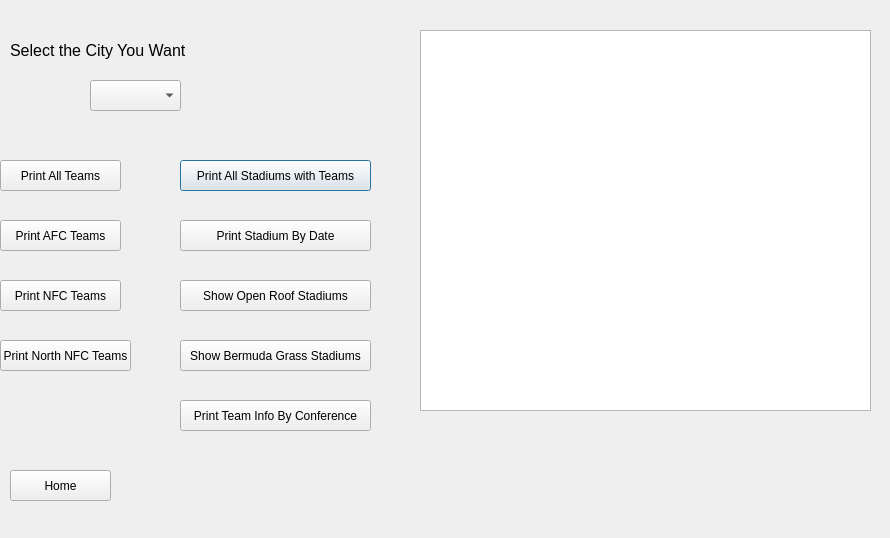
The window that DisplayInfo.ui (TheBeesKnees111/Gamer-Girls) describes before a commit, drawn with Qt 5.
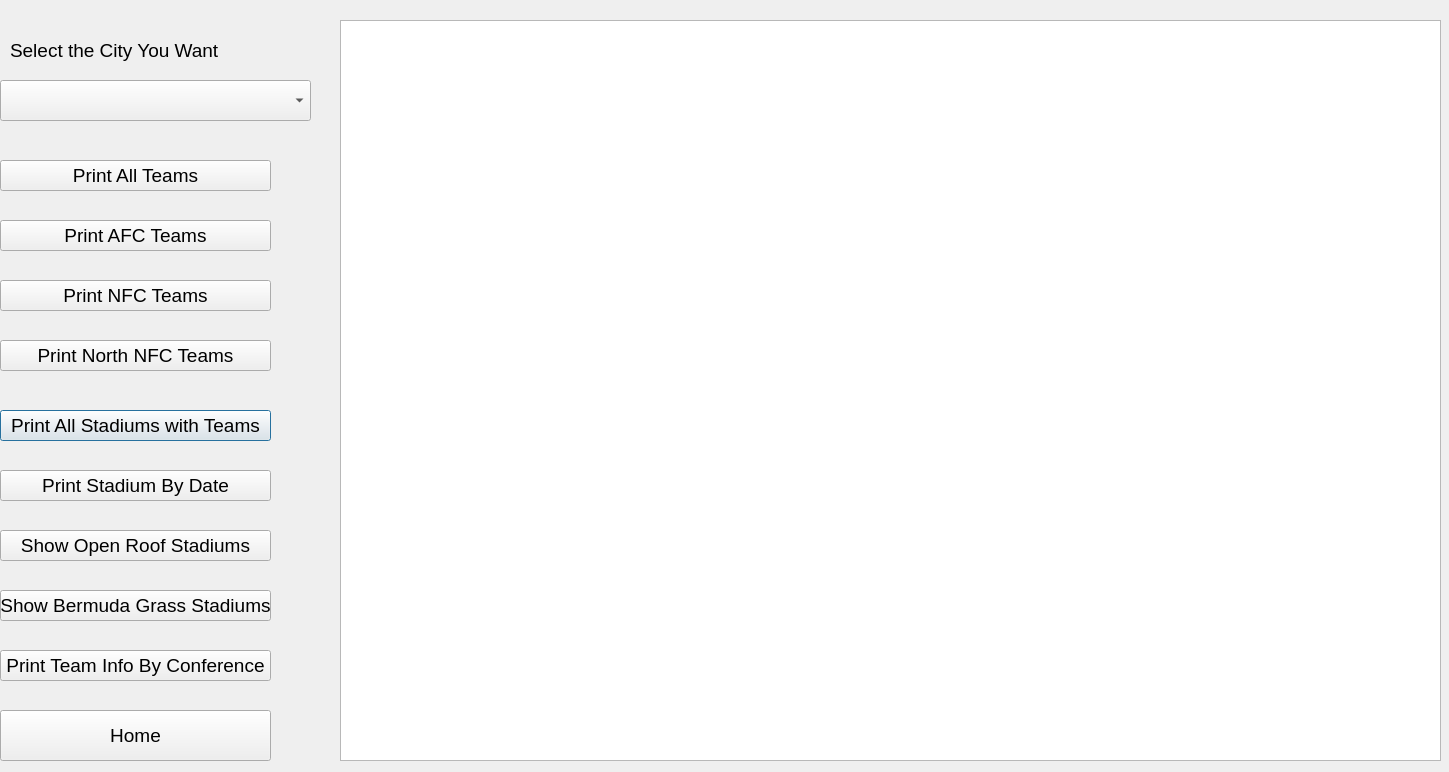
The same window after the commit.

```diff
--- a/DisplayInfo.ui
+++ b/DisplayInfo.ui
@@ -6,8 +6,8 @@
    <rect>
     <x>0</x>
     <y>0</y>
-    <width>890</width>
-    <height>538</height>
+    <width>1449</width>
+    <height>772</height>
    </rect>
   </property>
   <property name="windowTitle">
@@ -16,12 +16,17 @@
   <widget class="QPushButton" name="PrintStadiumPushButton">
    <property name="geometry">
     <rect>
-     <x>180</x>
-     <y>160</y>
-     <width>191</width>
+     <x>0</x>
+     <y>410</y>
+     <width>271</width>
      <height>31</height>
     </rect>
    </property>
+   <property name="font">
+    <font>
+     <pointsize>14</pointsize>
+    </font>
+   </property>
    <property name="text">
     <string>Print All Stadiums with Teams</string>
    </property>
@@ -31,10 +36,15 @@
     <rect>
      <x>0</x>
      <y>280</y>
-     <width>121</width>
+     <width>271</width>
      <height>31</height>
     </rect>
    </property>
+   <property name="font">
+    <font>
+     <pointsize>14</pointsize>
+    </font>
+   </property>
    <property name="text">
     <string>Print NFC Teams</string>
    </property>
@@ -42,12 +52,17 @@
   <widget class="QPushButton" name="PrintStadiumByDatePushButton">
    <property name="geometry">
     <rect>
-     <x>180</x>
-     <y>220</y>
-     <width>191</width>
+     <x>0</x>
+     <y>470</y>
+     <width>271</width>
      <height>31</height>
     </rect>
    </property>
+   <property name="font">
+    <font>
+     <pointsize>14</pointsize>
+    </font>
+   </property>
    <property name="text">
     <string>Print Stadium By Date</string>
    </property>
@@ -57,10 +72,15 @@
     <rect>
      <x>0</x>
      <y>160</y>
-     <width>121</width>
+     <width>271</width>
      <height>31</height>
     </rect>
    </property>
+   <property name="font">
+    <font>
+     <pointsize>14</pointsize>
+    </font>
+   </property>
    <property name="text">
     <string>Print All Teams</string>
    </property>
@@ -70,10 +90,15 @@
     <rect>
      <x>0</x>
      <y>220</y>
-     <width>121</width>
+     <width>271</width>
      <height>31</height>
     </rect>
    </property>
+   <property name="font">
+    <font>
+     <pointsize>14</pointsize>
+    </font>
+   </property>
    <property name="text">
     <string>Print AFC Teams</string>
    </property>
@@ -83,10 +108,15 @@
     <rect>
      <x>0</x>
      <y>340</y>
-     <width>131</width>
+     <width>271</width>
      <height>31</height>
     </rect>
    </property>
+   <property name="font">
+    <font>
+     <pointsize>14</pointsize>
+    </font>
+   </property>
    <property name="text">
     <string>Print North NFC Teams</string>
    </property>
@@ -94,10 +124,10 @@
   <widget class="QTableWidget" name="tableWidget">
    <property name="geometry">
     <rect>
-     <x>420</x>
-     <y>30</y>
-     <width>451</width>
-     <height>381</height>
+     <x>340</x>
+     <y>20</y>
+     <width>1101</width>
+     <height>741</height>
     </rect>
    </property>
   </widget>
@@ -112,7 +142,7 @@
    </property>
    <property name="font">
     <font>
-     <pointsize>12</pointsize>
+     <pointsize>14</pointsize>
     </font>
    </property>
    <property name="text">
@@ -122,12 +152,17 @@
   <widget class="QPushButton" name="ShowBermudaGrassStadiumsPushButton">
    <property name="geometry">
     <rect>
-     <x>180</x>
-     <y>340</y>
-     <width>191</width>
+     <x>0</x>
+     <y>590</y>
+     <width>271</width>
      <height>31</height>
     </rect>
    </property>
+   <property name="font">
+    <font>
+     <pointsize>14</pointsize>
+    </font>
+   </property>
    <property name="text">
     <string>Show Bermuda Grass Stadiums</string>
    </property>
@@ -135,12 +170,17 @@
   <widget class="QPushButton" name="ShowOpenRoofStadiumsPushButton">
    <property name="geometry">
     <rect>
-     <x>180</x>
-     <y>280</y>
-     <width>191</width>
+     <x>0</x>
+     <y>530</y>
+     <width>271</width>
      <height>31</height>
     </rect>
    </property>
+   <property name="font">
+    <font>
+     <pointsize>14</pointsize>
+    </font>
+   </property>
    <property name="text">
     <string>Show Open Roof Stadiums</string>
    </property>
@@ -148,12 +188,17 @@
   <widget class="QPushButton" name="PrintTeamInforByConferencePushButton">
    <property name="geometry">
     <rect>
-     <x>180</x>
-     <y>400</y>
-     <width>191</width>
+     <x>0</x>
+     <y>650</y>
+     <width>271</width>
      <height>31</height>
     </rect>
    </property>
+   <property name="font">
+    <font>
+     <pointsize>14</pointsize>
+    </font>
+   </property>
    <property name="text">
     <string>Print Team Info By Conference</string>
    </property>
@@ -161,12 +206,17 @@
   <widget class="QPushButton" name="HomePushButton">
    <property name="geometry">
     <rect>
-     <x>10</x>
-     <y>470</y>
-     <width>101</width>
-     <height>31</height>
+     <x>0</x>
+     <y>710</y>
+     <width>271</width>
+     <height>51</height>
     </rect>
    </property>
+   <property name="font">
+    <font>
+     <pointsize>14</pointsize>
+    </font>
+   </property>
    <property name="text">
     <string>Home</string>
    </property>
@@ -174,12 +224,17 @@
   <widget class="QComboBox" name="comboBox">
    <property name="geometry">
     <rect>
-     <x>90</x>
+     <x>0</x>
      <y>80</y>
-     <width>91</width>
-     <height>31</height>
+     <width>311</width>
+     <height>41</height>
     </rect>
    </property>
+   <property name="font">
+    <font>
+     <pointsize>14</pointsize>
+    </font>
+   </property>
   </widget>
  </widget>
  <resources/>
```
